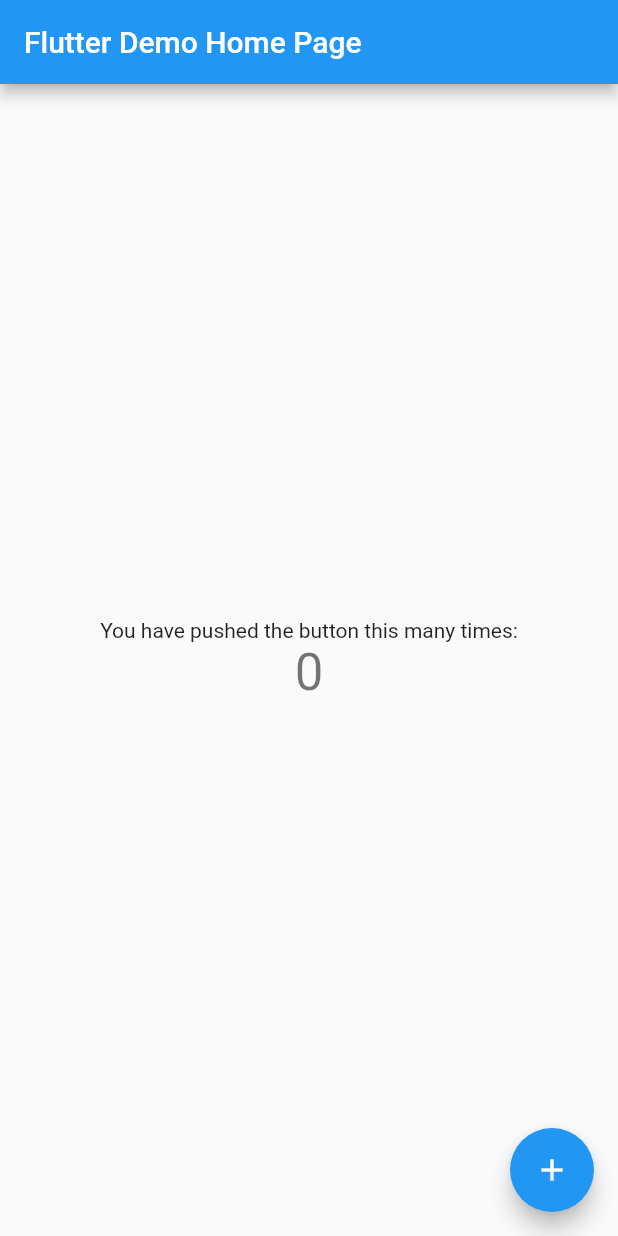
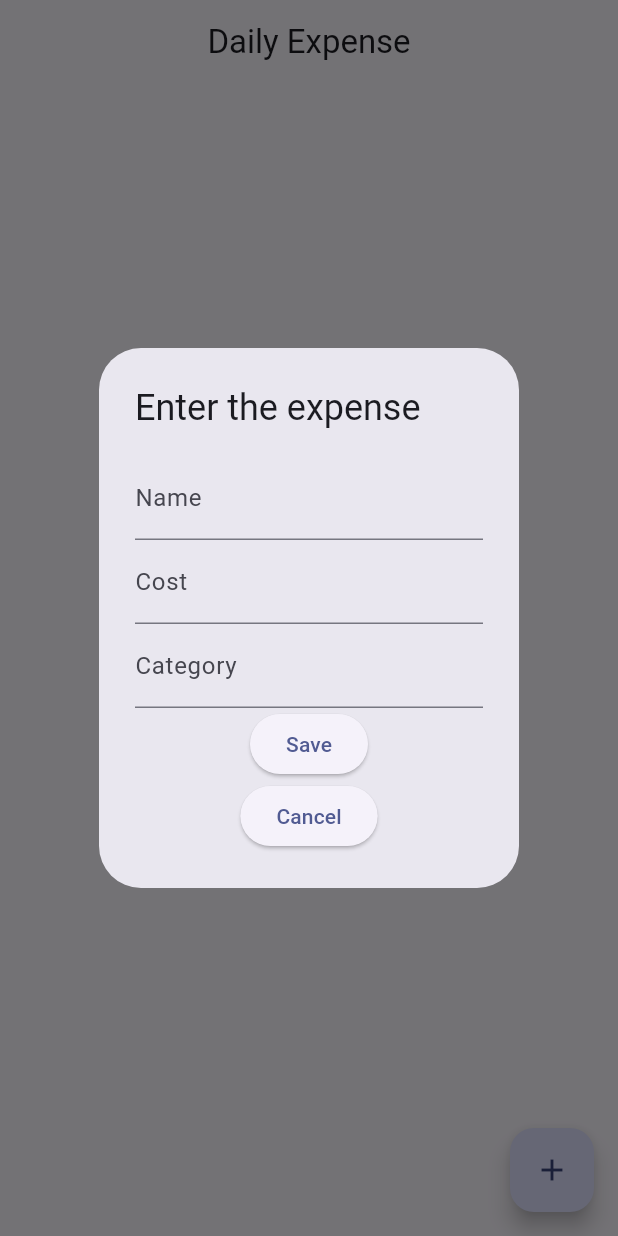
Before and after one commit to KyawKyawLin19/daily-expense-flutter, a Flutter app: the screen it shows after launch, after a tap on the "add" icon, on a phone screen of 412 x 824 dp. Run offline on Flutter 3.47's test engine with Material 2 defaults, Android fonts, the phone set to English and light mode, and no system bars; our stand-ins replace sqflite; accounts and stored records are empty.

Commit message:
expense add ui and query

```diff
--- /dev/null
+++ b/lib/database/Model/expense_model.dart
@@ -0,0 +1,27 @@
+class ExpenseModel {
+  int? id;
+  String? name;
+  int? cost;
+  String? time;
+  String? category;
+
+  ExpenseModel({this.id, this.name, this.cost, this.time, this.category});
+
+  ExpenseModel.fromJson(Map<String, dynamic> json) {
+    id = json['id'];
+    name = json['name'];
+    cost = json['cost'];
+    time = json['time'];
+    category = json['category'];
+  }
+
+  Map<String, dynamic> toJson() {
+    final Map<String, dynamic> data = <String, dynamic>{};
+    data['id'] = id;
+    data['name'] = name;
+    data['cost'] = cost;
+    data['time'] = time;
+    data['category'] = category;
+    return data;
+  }
+}
--- a/lib/database/expense_db.dart
+++ b/lib/database/expense_db.dart
@@ -1,14 +1,37 @@
+import 'package:daily_expense/database/Model/expense_model.dart';
 import 'package:path/path.dart';
 import 'package:sqflite/sqflite.dart';
 
 class ExpenseDatabaseHelper {
+  //name, cost, datetime, category
   late Database _expensedb;
   final String dbName = "expense.db";
+  final String expense = "expense_table";
 
-  Future<Database> createDatabase() async {
+  Future<void> init () async {
+    await _createDatabase();
+    await _createExpenseTable();
+  }
+
+  Future<Database> _createDatabase() async {
     var databasePath = await getDatabasesPath();
     String path = join(databasePath, dbName);
     _expensedb = await openDatabase(path);
     return _expensedb;
   }
+
+  Future<void> _createExpenseTable() async{
+    return await _expensedb.execute('create table if not exists $expense(id integer primary key, name text, cost integer, time text, category text)');
+  }
+
+  Future<void> insertExpense({ required String name, required int cost, required String date, required String category}) async{
+    _expensedb.execute('insert into $dbName (name,cost,time,category) values("$name", $cost, "$date", "$category")');
+  }
+
+  Future<List<ExpenseModel>> getAllExpense() async{
+     List<Map<String,dynamic>> expenseMap = await _expensedb.rawQuery('select * from $expense');
+     return expenseMap.map((e) {
+       return ExpenseModel.fromJson(e);
+     }).toList();
+  }
 }
--- a/lib/main.dart
+++ b/lib/main.dart
@@ -1,110 +1,27 @@
 import 'package:daily_expense/database/expense_db.dart';
+import 'package:daily_expense/ui/screen/home.dart';
 import 'package:flutter/material.dart';
 
-void main() {
-  runApp(const MyApp());
+void main() async{
+  WidgetsFlutterBinding.ensureInitialized();
+  ExpenseDatabaseHelper expenseDatabaseHelper = ExpenseDatabaseHelper();
+  expenseDatabaseHelper.init();
+  runApp(Myapp(expenseDatabaseHelper: expenseDatabaseHelper));
 }
 
-class MyApp extends StatelessWidget {
-  const MyApp({super.key});
+class Myapp extends StatelessWidget {
+  final ExpenseDatabaseHelper expenseDatabaseHelper;
+  const Myapp({Key? key, required this.expenseDatabaseHelper}) : super(key: key);
 
-  // This widget is the root of your application.
   @override
   Widget build(BuildContext context) {
     return MaterialApp(
-      title: 'Flutter Demo',
+      debugShowCheckedModeBanner: false,
       theme: ThemeData(
-        // This is the theme of your application.
-        //
-        // Try running your application with "flutter run". You'll see the
-        // application has a blue toolbar. Then, without quitting the app, try
-        // changing the primarySwatch below to Colors.green and then invoke
-        // "hot reload" (press "r" in the console where you ran "flutter run",
-        // or simply save your changes to "hot reload" in a Flutter IDE).
-        // Notice that the counter didn't reset back to zero; the application
-        // is not restarted.
-        primarySwatch: Colors.blue,
+        useMaterial3: true,
+        colorSchemeSeed: Colors.indigo,
       ),
-      home: const MyHomePage(title: 'Flutter Demo Home Page'),
+      home: Home(expenseDatabaseHelper: expenseDatabaseHelper,)
     );
   }
 }
-
-class MyHomePage extends StatefulWidget {
-  const MyHomePage({super.key, required this.title});
-
-  // This widget is the home page of your application. It is stateful, meaning
-  // that it has a State object (defined below) that contains fields that affect
-  // how it looks.
-
-  // This class is the configuration for the state. It holds the values (in this
-  // case the title) provided by the parent (in this case the App widget) and
-  // used by the build method of the State. Fields in a Widget subclass are
-  // always marked "final".
-
-  final String title;
-
-  @override
-  State<MyHomePage> createState() => _MyHomePageState();
-}
-
-class _MyHomePageState extends State<MyHomePage> {
-  int _counter = 0;
-
-  void _incrementCounter() {
-    ExpenseDatabaseHelper expenseDatabaseHelper = ExpenseDatabaseHelper();
-    expenseDatabaseHelper.createDatabase();
-  }
-
-  @override
-  Widget build(BuildContext context) {
-    // This method is rerun every time setState is called, for instance as done
-    // by the _incrementCounter method above.
-    //
-    // The Flutter framework has been optimized to make rerunning build methods
-    // fast, so that you can just rebuild anything that needs updating rather
-    // than having to individually change instances of widgets.
-    return Scaffold(
-      appBar: AppBar(
-        // Here we take the value from the MyHomePage object that was created by
-        // the App.build method, and use it to set our appbar title.
-        title: Text(widget.title),
-      ),
-      body: Center(
-        // Center is a layout widget. It takes a single child and positions it
-        // in the middle of the parent.
-        child: Column(
-          // Column is also a layout widget. It takes a list of children and
-          // arranges them vertically. By default, it sizes itself to fit its
-          // children horizontally, and tries to be as tall as its parent.
-          //
-          // Invoke "debug painting" (press "p" in the console, choose the
-          // "Toggle Debug Paint" action from the Flutter Inspector in Android
-          // Studio, or the "Toggle Debug Paint" command in Visual Studio Code)
-          // to see the wireframe for each widget.
-          //
-          // Column has various properties to control how it sizes itself and
-          // how it positions its children. Here we use mainAxisAlignment to
-          // center the children vertically; the main axis here is the vertical
-          // axis because Columns are vertical (the cross axis would be
-          // horizontal).
-          mainAxisAlignment: MainAxisAlignment.center,
-          children: <Widget>[
-            const Text(
-              'You have pushed the button this many times:',
-            ),
-            Text(
-              '$_counter',
-              style: Theme.of(context).textTheme.headlineMedium,
-            ),
-          ],
-        ),
-      ),
-      floatingActionButton: FloatingActionButton(
-        onPressed: _incrementCounter,
-        tooltip: 'Increment',
-        child: const Icon(Icons.add),
-      ), // This trailing comma makes auto-formatting nicer for build methods.
-    );
-  }
-}
--- /dev/null
+++ b/lib/ui/screen/home.dart
@@ -0,0 +1,76 @@
+import 'package:daily_expense/database/Model/expense_model.dart';
+import 'package:daily_expense/database/expense_db.dart';
+import 'package:daily_expense/ui/screen/save_screen.dart';
+import 'package:flutter/material.dart';
+
+class Home extends StatefulWidget {
+  final ExpenseDatabaseHelper expenseDatabaseHelper;
+  const Home({Key? key, required this.expenseDatabaseHelper}) : super(key: key);
+
+  @override
+  State<Home> createState() => _HomeState();
+}
+
+class _HomeState extends State<Home> {
+  late Future<List<ExpenseModel>> _expenseFuture = widget.expenseDatabaseHelper.getAllExpense();
+
+  @override
+  void initState() {
+    // TODO: implement initState
+    super.initState();
+  }
+
+  @override
+  Widget build(BuildContext context) {
+    return Scaffold(
+      appBar: AppBar(
+        title: Text('Daily Expense'),
+        centerTitle: true,
+      ),
+      body: FutureBuilder<List<ExpenseModel>>(
+        future: _expenseFuture,
+        builder: (context, snapshot) {
+          if(snapshot.hasData) {
+          List<ExpenseModel> expenseList = snapshot.data ?? [];
+          return ListView.builder(
+              key: PageStorageKey('expense_list'),
+              itemCount: expenseList.length,
+              itemBuilder: (context, index) {
+                ExpenseModel expenseModel = expenseList[index];
+                return Card(
+                  child: ListTile(
+                    title: Text(expenseModel.name?? ''),
+                    subtitle: Text('${expenseModel.cost} Ks'),
+                    trailing: Text(expenseModel.category?? ''),
+                  ),
+                );
+              },
+            );
+          }
+          else if(snapshot.hasError) {
+
+          }
+          return const CircularProgressIndicator.adaptive();
+        },
+      ),
+      floatingActionButton: FloatingActionButton(
+        child: Icon(Icons.add),
+        onPressed: () async{
+          // widget.expenseDatabaseHelper.insertExpense(name: 'Lunch', cost: 50000, date: '07/06/2023 12:00PM', category: 'Food');
+          // widget.expenseDatabaseHelper.getAllExpense();
+          String? message = await showDialog(context: context, builder: (context){
+            return AlertDialog(
+              title: const Text('Enter the expense'),
+              content: SaveScreen(expenseDatabaseHelper: widget.expenseDatabaseHelper),
+            );
+          });
+          if(message == "inserted") {
+            setState(() {
+              _expenseFuture = widget.expenseDatabaseHelper.getAllExpense();
+            });
+          }
+        },
+      ),
+    );
+  }
+}
--- /dev/null
+++ b/lib/ui/screen/save_screen.dart
@@ -0,0 +1,89 @@
+import 'package:daily_expense/database/expense_db.dart';
+import 'package:flutter/cupertino.dart';
+import 'package:flutter/material.dart';
+
+class SaveScreen extends StatefulWidget {
+  const SaveScreen({Key? key, required this.expenseDatabaseHelper}) : super(key: key);
+  final ExpenseDatabaseHelper expenseDatabaseHelper;
+
+  @override
+  State<SaveScreen> createState() => _SaveScreenState();
+}
+
+class _SaveScreenState extends State<SaveScreen> {
+  GlobalKey<FormState> _formKey = GlobalKey();
+  String? _name;
+  String? _cost;
+  String? _category;
+  @override
+  Widget build(BuildContext context) {
+    return Form(
+      key: _formKey,
+      child: SingleChildScrollView(
+        child: Column(
+          mainAxisSize: MainAxisSize.min,
+          children: [
+            TextFormField(
+              validator: (name){
+                if(name == null || name.isEmpty) {
+                  return 'Please Enter Name';
+                }
+              },
+              onSaved: (name) {
+                _name = name;
+              },
+              decoration: const InputDecoration(
+                labelText: 'Name',
+              ),
+            ),
+            TextFormField(
+              validator: (cost){
+                if( cost == null || cost.isEmpty ) {
+                  return 'Please Enter Cost';
+                }
+              },
+              onSaved: (cost){
+                _cost = cost;
+              },
+              keyboardType: TextInputType.number,
+              decoration: InputDecoration(
+                labelText: 'Cost',
+              ),
+            ),
+            TextFormField(
+              validator: (category){
+                if( category == null || category.isEmpty ) {
+                  return 'Please Enter Category';
+                }
+              },
+              onSaved: (category){
+                _category = category;
+              },
+              decoration: InputDecoration(
+                labelText: 'Category',
+              ),
+            ),
+            ElevatedButton(onPressed: () async{
+              _formKey.currentState?.save();
+              if(_formKey.currentState?.validate() ?? false) {
+                DateTime now = DateTime.now();
+                int? cost = int.tryParse(_cost!);
+                if(cost!= null) {
+                  await widget.expenseDatabaseHelper.insertExpense(name: _name!, cost: cost, date: now.toString(), category: _category!);
+                  if(mounted) {
+                    Navigator.pop(context, "inserted");
+                    ScaffoldMessenger.of(context)
+                    .showSnackBar(SnackBar(content: Text('Successfully Saved')));
+                  }
+                }
+              }
+            }, child: const Text('Save')),
+            ElevatedButton(onPressed: (){
+              Navigator.pop(context);
+            }, child: const Text('Cancel')),
+          ],
+        ),
+      ),
+    );
+  }
+}
```
Also changed, not shown: 1 other file.
